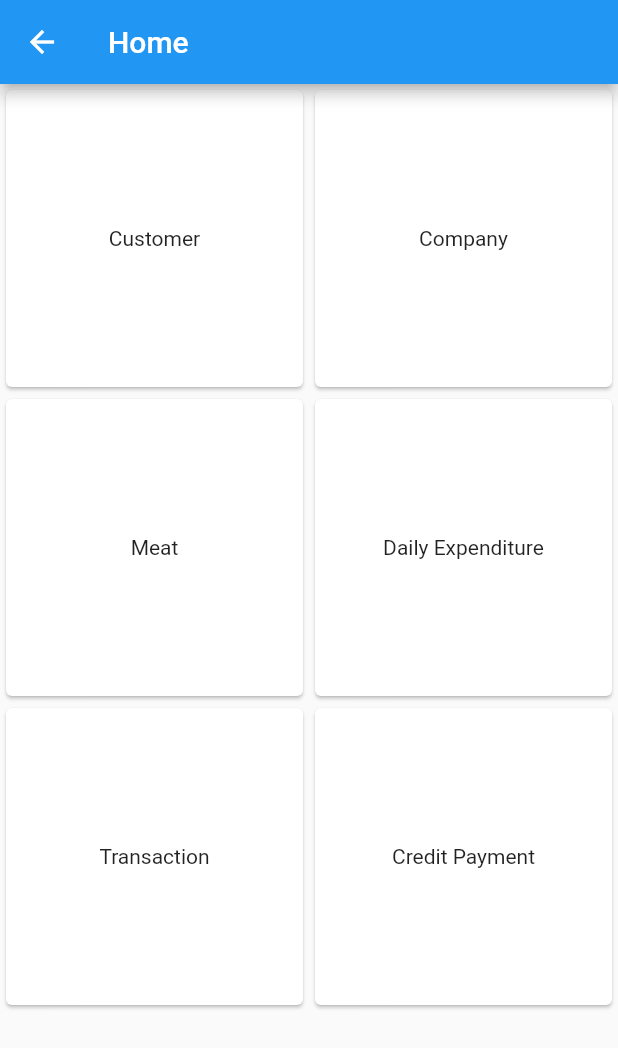
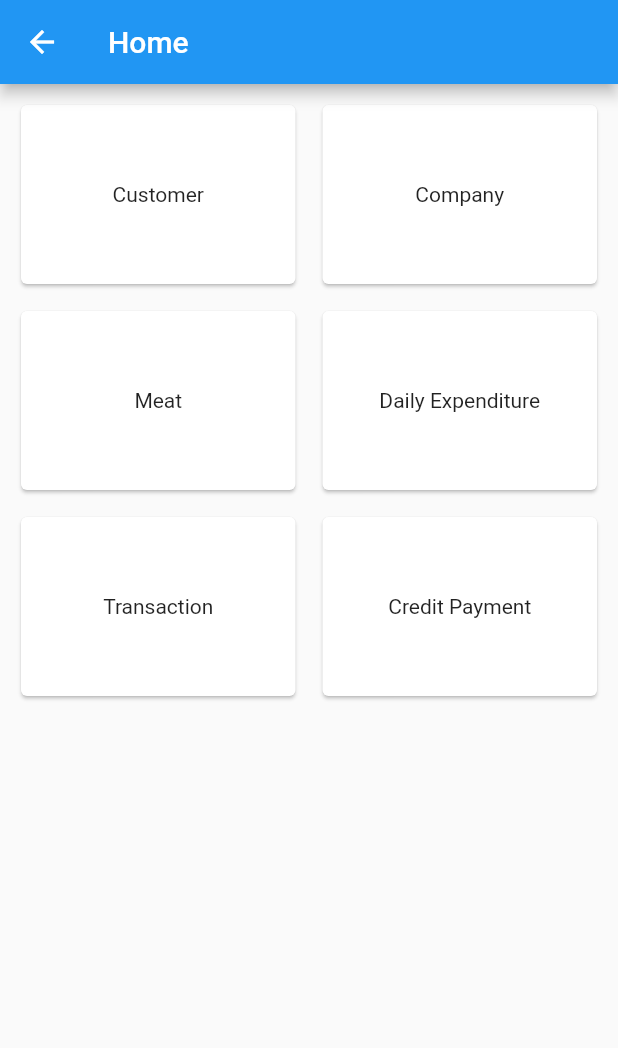
Before and after one commit to robysetyaw/trackProsto-Flutter, a Flutter app: the HomeView screen opened directly, on a phone screen of 412 x 824 dp. Shown: the top 1048 px of the screen. Run offline on Flutter 3.47's test engine with Material 2 defaults, Android fonts, the phone set to English and light mode, and no system bars; our stand-ins replace flutter_secure_storage; accounts and stored records are empty.

Commit message:
add customer model

```diff
--- /dev/null
+++ b/lib/models/customer.dart
@@ -0,0 +1,37 @@
+class Customer {
+  final String fullname;
+  final String address;
+  final String companyId;
+  final String phoneNumber;
+  final String createdAt;
+  final String updatedAt;
+  final String createdBy;
+  final String updatedBy;
+  final int debt;
+
+  Customer({
+    required this.fullname,
+    required this.address,
+    required this.companyId,
+    required this.phoneNumber,
+    required this.createdAt,
+    required this.updatedAt,
+    required this.createdBy,
+    required this.updatedBy,
+    required this.debt,
+  });
+
+  factory Customer.fromJson(Map<String, dynamic> json) {
+    return Customer(
+      fullname: json['fullname'],
+      address: json['address'],
+      companyId: json['company_id'],
+      phoneNumber: json['phone_number'],
+      createdAt: json['created_at'],
+      updatedAt: json['updated_at'],
+      createdBy: json['created_by'],
+      updatedBy: json['updated_by'],
+      debt: json['debt'],
+    );
+  }
+}
--- a/lib/views/home_view.dart
+++ b/lib/views/home_view.dart
@@ -12,47 +12,53 @@ class _HomeViewState extends State<HomeView> {
       appBar: AppBar(
         title: Text('Home'),
       ),
-      body: GridView.count(
+      body: Center(  // Tambahkan widget Center di sini
+        child: GridView.count(
           crossAxisCount: 2, // jumlah kolom
+          mainAxisSpacing: 10,
+          crossAxisSpacing: 10,
+          padding: const EdgeInsets.all(10),
+          childAspectRatio: 3 / 2,
           children: <Widget>[
             Card(
-            child: AspectRatio(
-              aspectRatio: 3/2,
-              child: Center(child: Text('Customer')),
+              child: Container(
+                constraints: BoxConstraints.tightFor(height: 150),
+                child: Center(child: Text('Customer')),  // Dan di sini
               ),
             ),
             Card(
-            child: AspectRatio(
-              aspectRatio: 3/2,
+              child: Container(
+                constraints: BoxConstraints.tightFor(height: 150),
                 child: Center(child: Text('Company')),
               ),
             ),
             Card(
-            child: AspectRatio(
-              aspectRatio: 3/2,
+              child: Container(
+                constraints: BoxConstraints.tightFor(height: 150),
                 child: Center(child: Text('Meat')),
               ),
             ),
             Card(
-            child: AspectRatio(
-              aspectRatio: 3/2,
+              child: Container(
+                constraints: BoxConstraints.tightFor(height: 150),
                 child: Center(child: Text('Daily Expenditure')),
               ),
             ),
             Card(
-            child: AspectRatio(
-              aspectRatio: 3/2,
+              child: Container(
+                constraints: BoxConstraints.tightFor(height: 150),
                 child: Center(child: Text('Transaction')),
               ),
             ),
             Card(
-            child: AspectRatio(
-              aspectRatio: 3/2,
+              child: Container(
+                constraints: BoxConstraints.tightFor(height: 150),
                 child: Center(child: Text('Credit Payment')),
               ),
             ),
           ],
         ),
+      ),
     );
   }
 }
```
Lines whose indentation alone changed are shown as unchanged.
